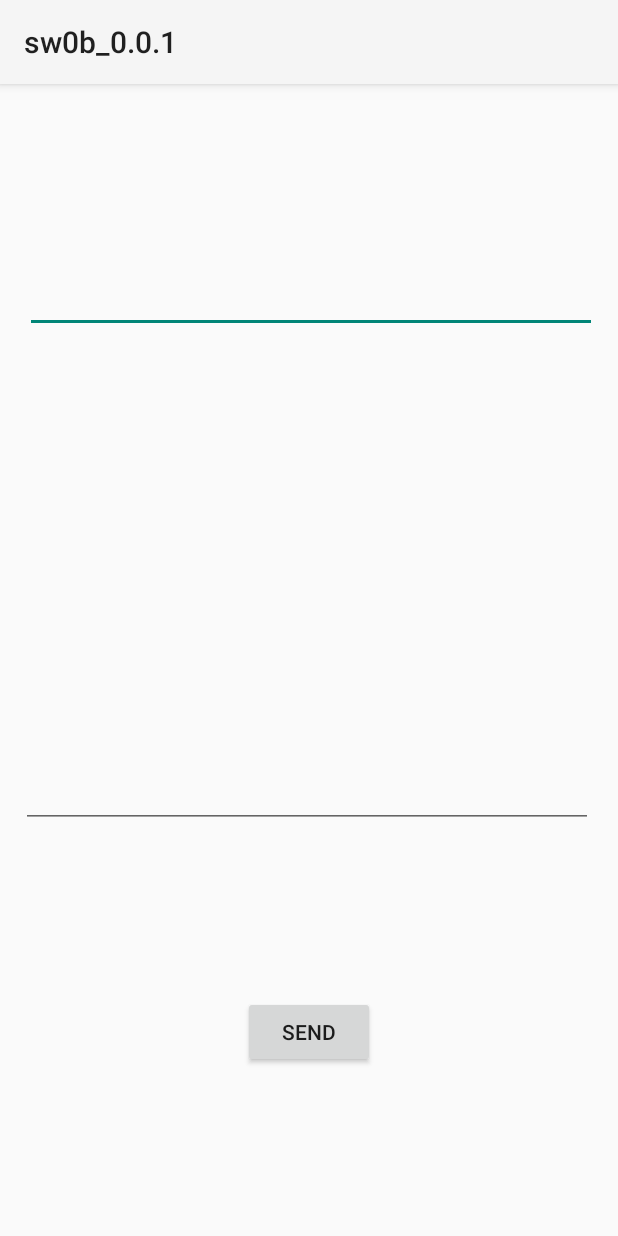
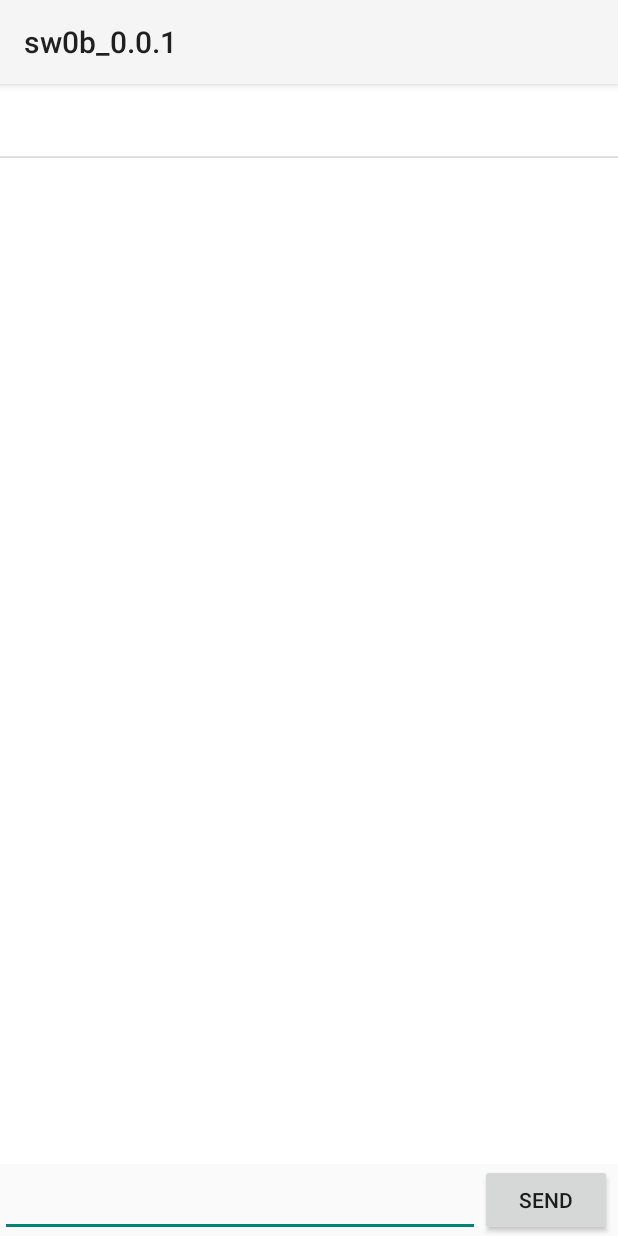
Before and after one commit to smswithoutborders/SMSWithoutBorders-App-Android, an Android app: the SendMessageActivity screen opened directly, with no data from a screen before it, after a tap on "SEND", on a phone screen of 412 x 824 dp. Run offline under Robolectric (Android 15) with nearby library versions, the light colour scheme and no system bars.

Commit message:
Update: messages get listed and show up like chats

```diff
--- a/app/src/main/java/com/example/sw0b_001/SendMessageActivity.java
+++ b/app/src/main/java/com/example/sw0b_001/SendMessageActivity.java
@@ -18,8 +18,11 @@ import android.os.Bundle;
 import android.telephony.SmsManager;
 import android.util.Base64;
 import android.view.View;
+import android.widget.ArrayAdapter;
 import android.widget.Button;
 import android.widget.EditText;
+import android.widget.ListView;
+import android.widget.TextView;
 import android.widget.Toast;
 
 import java.io.IOException;
@@ -28,11 +31,13 @@ import java.nio.charset.Charset;
 import java.nio.charset.CharsetDecoder;
 import java.security.InvalidAlgorithmParameterException;
 import java.security.InvalidKeyException;
+import java.security.KeyStore;
 import java.security.KeyStoreException;
 import java.security.NoSuchAlgorithmException;
 import java.security.NoSuchProviderException;
 import java.security.UnrecoverableKeyException;
 import java.security.cert.CertificateException;
+import java.util.ArrayList;
 
 import javax.crypto.BadPaddingException;
 import javax.crypto.IllegalBlockSizeException;
@@ -46,6 +51,11 @@ public class SendMessageActivity extends AppCompatActivity {
     String SMS_DELIVERED = "DELIVERED";
 
     SecurityLayer securityLayer;
+    KeyStore keyStore;
+
+    ArrayList<String> items;
+    ArrayAdapter<String> itemsAdapter;
+    ListView listView;
 
     @RequiresApi(api = Build.VERSION_CODES.O)
     @Override
@@ -53,28 +63,33 @@ public class SendMessageActivity extends AppCompatActivity {
         super.onCreate(savedInstanceState);
         setContentView(R.layout.activity_sendmessage);
 
-        Button sendBtn = findViewById(R.id.sendBtn);
-        sendBtn.setEnabled(false);
-
-        if( checkPermission(Manifest.permission.SEND_SMS)) {
-            sendBtn.setEnabled(true);
+        listView = findViewById(R.id.message_list);
+        items = new ArrayList<>();
+        itemsAdapter = new ArrayAdapter<>(this, android.R.layout.simple_list_item_1, items);
+        try {
+            listView.setAdapter(itemsAdapter);
         }
-        else {
-            ActivityCompat.requestPermissions(this, new String[]{Manifest.permission.SEND_SMS}, 1);
-            sendBtn.setEnabled(true);
-        }
-        try {
-            securityLayer = new SecurityLayer();
-        } catch (KeyStoreException | CertificateException | NoSuchAlgorithmException | IOException e) {
+        catch(Exception e) {
             e.printStackTrace();
         }
 
+//        itemsAdapter.add("[+] GOOGLE: gmail");
+    }
+
+    public void onClickSend(View view) {
+        TextView message = findViewById(R.id.edit_message);
+        String text = message.getText().toString();
+
+        itemsAdapter.add(text);
+        itemsAdapter.notifyDataSetChanged();
     }
 
     public void smsFailed() {
 
     }
 
+
+    /*
     public void sendMessage(View view) {
         EditText eNumber = findViewById(R.id.editPhonenumber);
         EditText eText = findViewById(R.id.editMessage);
@@ -182,6 +197,6 @@ public class SendMessageActivity extends AppCompatActivity {
 
         return (check == PackageManager.PERMISSION_GRANTED);
     }
-
+     */
 
 }
--- a/app/src/main/res/layout/activity_sendmessage.xml
+++ b/app/src/main/res/layout/activity_sendmessage.xml
@@ -6,41 +6,54 @@
     android:layout_height="match_parent"
     tools:context=".SendMessageActivity">
 
-    <EditText
-        android:id="@+id/editPhonenumber"
-        android:layout_width="381dp"
-        android:layout_height="54dp"
-        android:ems="10"
-        android:inputType="phone"
-        app:layout_constraintBottom_toTopOf="@+id/editMessage"
-        app:layout_constraintEnd_toEndOf="parent"
-        app:layout_constraintHorizontal_bias="0.533"
-        app:layout_constraintStart_toStartOf="parent"
-        app:layout_constraintTop_toTopOf="parent" />
+    <Button
+        android:id="@+id/btn_sendMessage"
+        android:layout_width="0dp"
+        android:layout_height="wrap_content"
+        android:layout_marginEnd="4dp"
+        android:onClick="onClickSend"
+        android:text="SEND"
+        app:layout_constraintBottom_toBottomOf="parent"
+        app:layout_constraintEnd_toEndOf="parent" />
 
     <EditText
-        android:id="@+id/editMessage"
-        android:layout_width="381dp"
-        android:layout_height="218dp"
+        android:id="@+id/edit_message"
+        android:layout_width="0dp"
+        android:layout_height="50dp"
         android:ems="10"
         android:gravity="start|top"
         android:inputType="textMultiLine"
-        app:layout_constraintBottom_toTopOf="@+id/sendBtn"
+        android:selectAllOnFocus="true"
+        app:layout_constraintBottom_toBottomOf="parent"
+        app:layout_constraintEnd_toStartOf="@+id/btn_sendMessage"
+        app:layout_constraintHorizontal_bias="0.0"
+        app:layout_constraintStart_toStartOf="@+id/message_list_layout"
+        app:layout_constraintTop_toBottomOf="@+id/message_list_layout"
+        app:layout_constraintVertical_bias="0.974" />
+
+    <LinearLayout
+        android:id="@+id/message_list_layout"
+        android:layout_width="0dp"
+        android:layout_height="0dp"
+        android:orientation="vertical"
+        app:layout_constraintBottom_toTopOf="@+id/btn_sendMessage"
         app:layout_constraintEnd_toEndOf="parent"
-        app:layout_constraintHorizontal_bias="0.466"
         app:layout_constraintStart_toStartOf="parent"
-        app:layout_constraintTop_toBottomOf="@+id/editPhonenumber" />
+        app:layout_constraintTop_toTopOf="parent"
+        app:layout_constraintVertical_bias="0.0">
+        android:layout_width="match_parent"
+        android:layout_height="match_parent"
+        android:orientation="vertical"
+        tools:layout_editor_absoluteX="143dp"
+        tools:layout_editor_absoluteY="447dp">
 
-    <Button
-        android:id="@+id/sendBtn"
-        android:layout_width="wrap_content"
-        android:layout_height="wrap_content"
-        android:onClick="sendMessage"
-        android:text="Send"
-        app:layout_constraintBottom_toBottomOf="parent"
-        app:layout_constraintEnd_toEndOf="parent"
-        app:layout_constraintHorizontal_bias="0.5"
-        app:layout_constraintStart_toStartOf="parent"
-        app:layout_constraintTop_toBottomOf="@+id/editMessage" />
+        <ListView
+            android:id="@+id/message_list"
+            android:layout_width="match_parent"
+            android:layout_height="match_parent"
+            android:background="@color/design_default_color_background"
+            android:theme="@style/CardView.Light"
+            android:visibility="visible" />
+    </LinearLayout>
 
 </androidx.constraintlayout.widget.ConstraintLayout>
```
